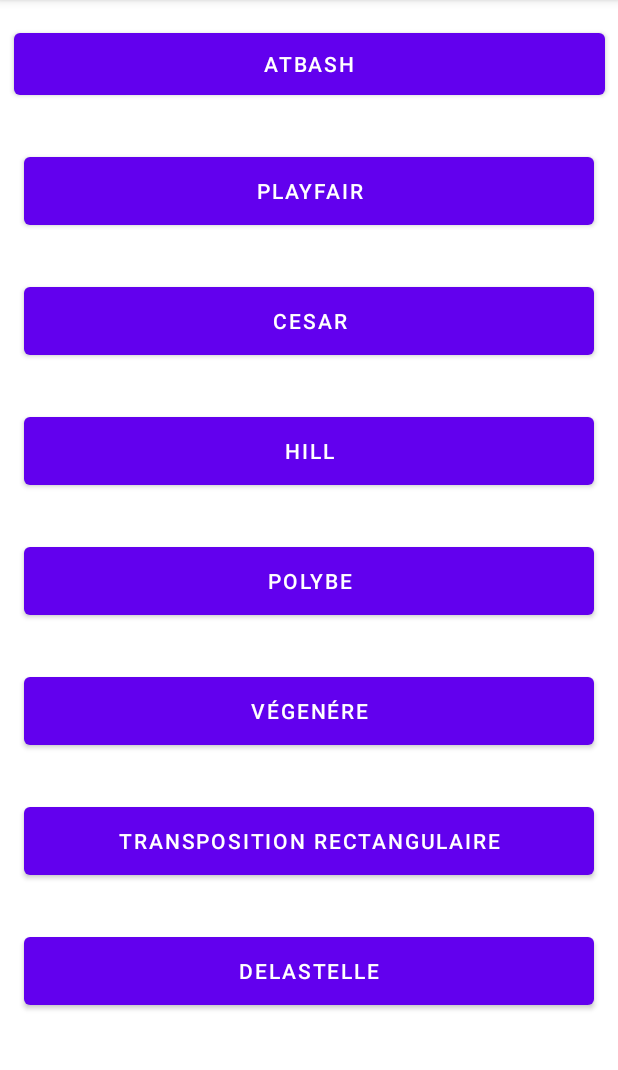
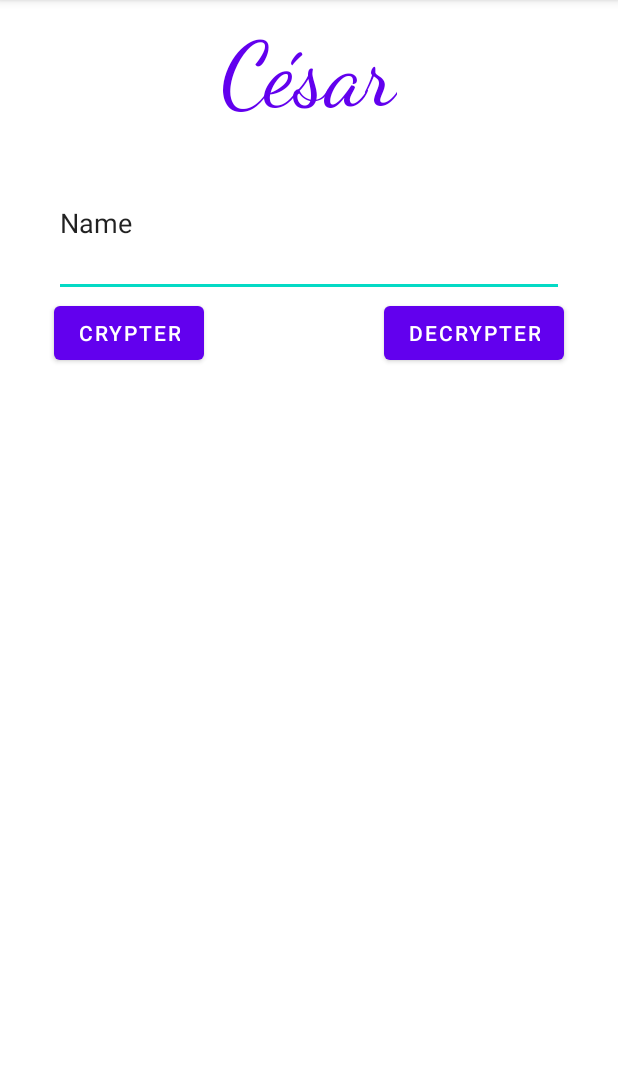
Before and after one commit to Devime/des_ctryptage, an Android app: the screen it shows after launch (MainActivity before the commit, Cesar after it), after a tap on "CESAR", on a phone screen of 412 x 824 dp, the part 84-1154 px from its top. Run offline under Robolectric (Android 15) with nearby library versions, the phone set to English and light mode, and no system bars; Roboto replaces fonts that are not available here.

Commit message:
Hill (chiffrement)+autres

```diff
--- a/app/src/main/AndroidManifest.xml
+++ b/app/src/main/AndroidManifest.xml
@@ -11,7 +11,8 @@
         android:theme="@style/Theme.Des_ctryptage">
         <activity android:name=".Playfair"></activity>
         <activity android:name=".Atbash" />
-        <activity android:name=".Cesar" />
+        <activity android:name=".com.example.des_ctryptage.Cesar" />
+        <activity android:name=".com.example.des_ctryptage.Hill" />
         <activity android:name=".MainActivity">
             <intent-filter>
                 <action android:name="android.intent.action.MAIN" />
--- a/app/src/main/java/com/example/des_ctryptage/atbash.kt
+++ b/app/src/main/java/com/example/des_ctryptage/Atbash.kt
@@ -6,7 +6,7 @@ import android.widget.Button
 import android.widget.EditText
 import android.widget.TextView
 
-class atbash : AppCompatActivity() {
+class Atbash : AppCompatActivity() {
     override fun onCreate(savedInstanceState: Bundle?) {
         super.onCreate(savedInstanceState)
         setContentView(R.layout.activity_atbash)
--- a/app/src/main/java/com/example/des_ctryptage/cesar.kt
+++ b/app/src/main/java/com/example/des_ctryptage/Cesar.kt
@@ -6,7 +6,7 @@ import android.widget.EditText
 import android.widget.TextView
 import androidx.appcompat.app.AppCompatActivity
 import com.example.des_ctryptage.R
-class cesar: AppCompatActivity() {
+class Cesar: AppCompatActivity() {
     override fun onCreate(savedInstanceState: Bundle?) {
         super.onCreate(savedInstanceState)
         setContentView(R.layout.activity_cesar)
--- a/app/src/main/java/com/example/des_ctryptage/MainActivity.kt
+++ b/app/src/main/java/com/example/des_ctryptage/MainActivity.kt
@@ -4,6 +4,8 @@ import android.content.Intent
 import androidx.appcompat.app.AppCompatActivity
 import android.os.Bundle
 import android.widget.Button
+import com.example.des_ctryptage.com.example.des_ctryptage.Cesar
+import com.example.des_ctryptage.com.example.des_ctryptage.Hill
 
 class MainActivity : AppCompatActivity() {
     override fun onCreate(savedInstanceState: Bundle?) {
@@ -25,6 +27,12 @@ class MainActivity : AppCompatActivity() {
             startActivity(intent)
 
         }
+        var bthill: Button = findViewById<Button>(R.id.B1Hill)
+        bthill.setOnClickListener {
+            var intent = Intent(this, Hill::class.java)
+            startActivity(intent)
+
+        }
 
 
     }
--- a/app/src/main/res/layout/activity_atbash.xml
+++ b/app/src/main/res/layout/activity_atbash.xml
@@ -4,7 +4,7 @@
     xmlns:tools="http://schemas.android.com/tools"
     android:layout_width="match_parent"
     android:layout_height="match_parent"
-    tools:context=".atbash">
+    tools:context=".Atbash">
 
     <Button
         android:id="@+id/atbashBtchiff"
--- a/app/src/main/res/layout/activity_cesar.xml
+++ b/app/src/main/res/layout/activity_cesar.xml
@@ -5,37 +5,44 @@
     xmlns:tools="http://schemas.android.com/tools"
     android:layout_width="match_parent"
     android:layout_height="match_parent"
-    tools:context=".Cesar">
+    tools:context=".com.example.des_ctryptage.Cesar">
+
+    <TextView
+        android:id="@+id/titre"
+        android:layout_width="wrap_content"
+        android:layout_height="wrap_content"
+        android:fontFamily="cursive"
+        android:text="César"
+        android:textSize="60sp"
+        android:textColor="@color/purple_500"
+        app:layout_constraintBottom_toTopOf="@id/cesartxin"
+        app:layout_constraintLeft_toLeftOf="parent"
+        app:layout_constraintRight_toRightOf="parent"
+        app:layout_constraintTop_toTopOf="parent" />
 
     <Button
         android:id="@+id/cesarBtcrypter"
         android:layout_width="wrap_content"
         android:layout_height="wrap_content"
-        android:layout_marginStart="49dp"
-        android:layout_marginTop="147dp"
         android:text="crypter"
-        app:layout_constraintStart_toStartOf="parent"
+        app:layout_constraintLeft_toLeftOf="@+id/cesartxin"
         app:layout_constraintTop_toBottomOf="@+id/cesartxin" />
 
     <Button
         android:id="@+id/cesarBtdecrypter"
         android:layout_width="wrap_content"
         android:layout_height="wrap_content"
-        android:layout_marginTop="148dp"
-        android:layout_marginEnd="24dp"
         android:text="decrypter"
-        app:layout_constraintEnd_toEndOf="parent"
-        app:layout_constraintTop_toBottomOf="@+id/cesartxin" />
+        app:layout_constraintRight_toRightOf="@+id/cesartxin"
+        app:layout_constraintTop_toBottomOf="@+id/cesartxin"/>
 
     <TextView
         android:id="@+id/cesartxout"
-        android:layout_width="349dp"
-        android:layout_height="263dp"
-        android:layout_marginStart="33dp"
-        android:layout_marginBottom="39dp"
-        android:textSize="24sp"
-        app:layout_constraintBottom_toBottomOf="parent"
-        app:layout_constraintStart_toStartOf="parent" />
+        android:layout_width="330dp"
+        android:layout_height="268dp"
+        android:textSize="23sp"
+        app:layout_constraintRight_toRightOf="@+id/cesartxin"
+        app:layout_constraintTop_toBottomOf="@id/cesarBtcrypter" />
 
     <EditText
         android:id="@+id/cesartxin"
```
Also changed, not shown: app/src/main/java/com/example/des_ctryptage/Hill.kt (+34 -4 lines).
